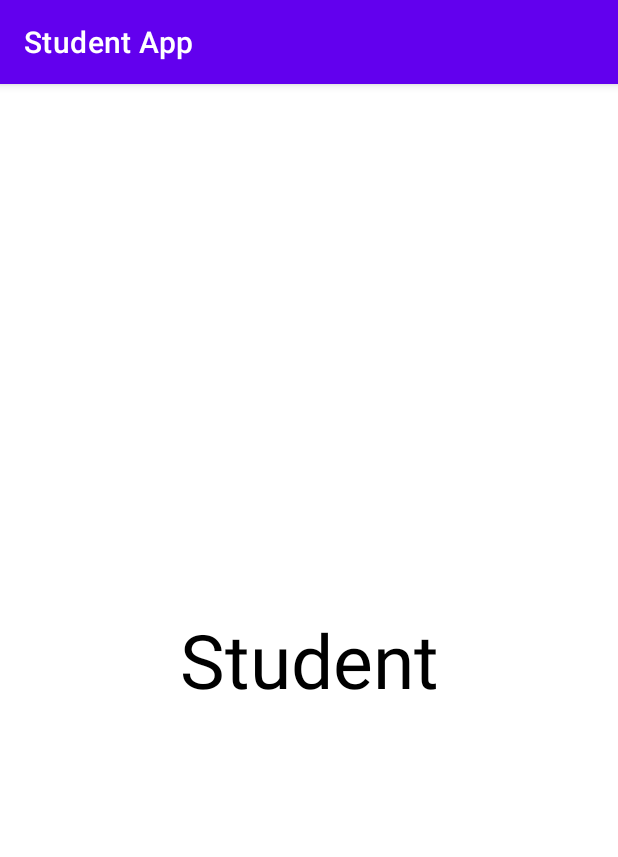
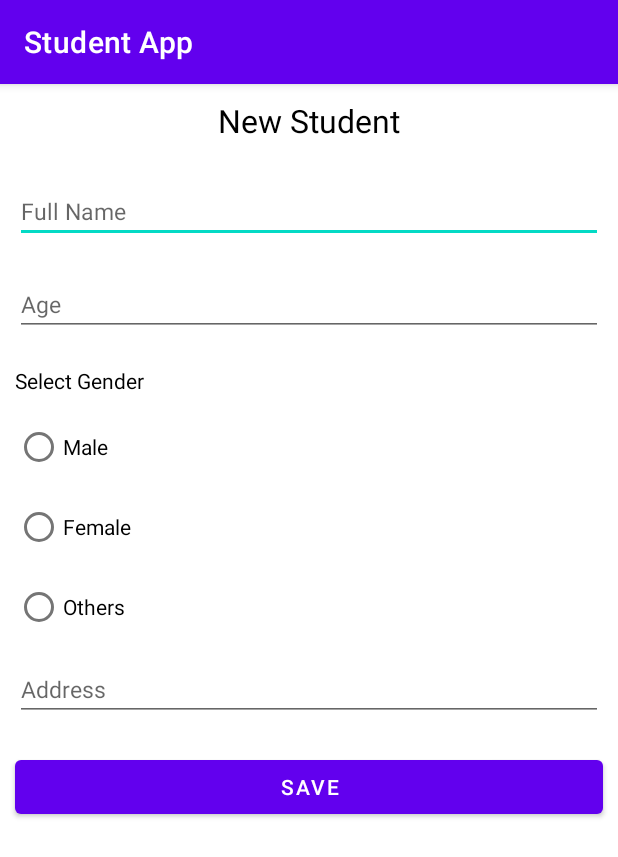
Before and after one commit to Sayyed-Abrar-Akhtar/SoftUser, an Android app: the fragment StudentFragment shown on its own in the app's theme, on a phone screen of 412 x 824 dp. Shown: the top 857 px of the screen. Run offline under Robolectric (Android 15) with nearby library versions, the phone set to English and light mode, and no system bars.

Commit message:
Created function to add new student

```diff
--- a/app/src/main/java/com/sayyed/softuser/fragments/StudentFragment.kt
+++ b/app/src/main/java/com/sayyed/softuser/fragments/StudentFragment.kt
@@ -5,29 +5,27 @@ import androidx.fragment.app.Fragment
 import android.view.LayoutInflater
 import android.view.View
 import android.view.ViewGroup
+import android.widget.Button
+import android.widget.EditText
+import android.widget.RadioButton
+import android.widget.Toast
 import com.sayyed.softuser.R
+import com.sayyed.softuser.model.StudentModel
+import com.sayyed.softuser.model.StudentsList
 
-// TODO: Rename parameter arguments, choose names that match
-// the fragment initialization parameters, e.g. ARG_ITEM_NUMBER
-private const val ARG_PARAM1 = "param1"
-private const val ARG_PARAM2 = "param2"
+class StudentFragment : Fragment() {
 
-/**
- * A simple [Fragment] subclass.
- * Use the [StudentFragment.newInstance] factory method to
- * create an instance of this fragment.
- */
-class StudentFragment : Fragment() {
-    // TODO: Rename and change types of parameters
-    private var param1: String? = null
-    private var param2: String? = null
+    private lateinit var etFullName : EditText
+    private lateinit var etAge : EditText
+    private lateinit var rdoMale : RadioButton
+    private lateinit var rdoFemale : RadioButton
+    private lateinit var rdoOthers : RadioButton
+    private lateinit var etAddress : EditText
+    private lateinit var btnSave : Button
 
     override fun onCreate(savedInstanceState: Bundle?) {
         super.onCreate(savedInstanceState)
-        arguments?.let {
-            param1 = it.getString(ARG_PARAM1)
-            param2 = it.getString(ARG_PARAM2)
-        }
+
     }
 
     override fun onCreateView(
@@ -35,26 +33,50 @@ class StudentFragment : Fragment() {
         savedInstanceState: Bundle?
     ): View? {
         // Inflate the layout for this fragment
-        return inflater.inflate(R.layout.fragment_student, container, false)
+        val view = inflater.inflate(R.layout.fragment_student, container, false)
+
+        etFullName = view.findViewById(R.id.etFullName)
+        etAge = view.findViewById(R.id.etAge)
+        rdoMale = view.findViewById(R.id.rdoMale)
+        rdoFemale = view.findViewById(R.id.rdoFemale)
+        rdoOthers = view.findViewById(R.id.rdoOthers)
+        etAddress = view.findViewById(R.id.etAddress)
+        btnSave = view.findViewById(R.id.btnSave)
+
+        btnSave.setOnClickListener {
+            createStudent()
+        }
+
+        return view
     }
 
-    companion object {
-        /**
-         * Use this factory method to create a new instance of
-         * this fragment using the provided parameters.
-         *
-         * @param param1 Parameter 1.
-         * @param param2 Parameter 2.
-         * @return A new instance of fragment StudentFragment.
-         */
-        // TODO: Rename and change types and number of parameters
-        @JvmStatic
-        fun newInstance(param1: String, param2: String) =
-            StudentFragment().apply {
-                arguments = Bundle().apply {
-                    putString(ARG_PARAM1, param1)
-                    putString(ARG_PARAM2, param2)
-                }
+    private fun createStudent() {
+        val fullname = etFullName.text.toString()
+        val age = etAge.text.toString()
+        var gender = ""
+        val address = etAddress.text.toString()
+
+        when {
+            rdoMale.isChecked -> {
+                gender = "Male"
             }
+            rdoFemale.isChecked -> {
+                gender = "Female"
+            }
+            rdoOthers.isChecked -> {
+                gender = "Others"
+            }
+
+        }
+
+        val student = StudentModel(fullname, address, gender, age)
+
+        val studentToList = StudentsList()
+
+        studentToList.addStudentInList(student)
+
+        studentToList.printStudentList()
     }
+
+
 }
--- a/app/src/main/java/com/sayyed/softuser/model/StudentModel.kt
+++ b/app/src/main/java/com/sayyed/softuser/model/StudentModel.kt
@@ -1,3 +1,3 @@
 package com.sayyed.softuser.model
 
-data class StudentModel (var fullName: String, var address: String, var gender: String, var age: Int)
+data class StudentModel (var fullName: String, var address: String, var gender: String, var age: String)
--- /dev/null
+++ b/app/src/main/java/com/sayyed/softuser/model/StudentsList.kt
@@ -0,0 +1,21 @@
+package com.sayyed.softuser.model
+
+private val studentsList = ArrayList<StudentModel>()
+
+class StudentsList {
+
+    fun addStudentInList(student: StudentModel) {
+        studentsList.add(student)
+    }
+
+    fun printStudentList() {
+        for (i in studentsList.indices) {
+            println("============>list<==============")
+            println(studentsList[i])
+        }
+    }
+
+    fun getStudentList(): ArrayList<StudentModel> {
+        return studentsList
+    }
+}
--- a/app/src/main/res/layout/fragment_about.xml
+++ b/app/src/main/res/layout/fragment_about.xml
@@ -6,12 +6,13 @@
     tools:context=".fragments.AboutFragment">
 
     <!-- TODO: Update blank fragment layout -->
+
     <TextView
         android:layout_width="match_parent"
         android:layout_height="match_parent"
-        android:text="About"
-        android:textSize="50sp"
+        android:layout_margin="25dp"
+        android:text="Lorem ipsum dolor sit amet, consectetuer adipiscing elit. Aenean commodo ligula eget dolor. Aenean massa. Cum sociis natoque penatibus et magnis dis parturient montes, nascetur ridiculus mus. Donec quam felis, ultricies nec, pellentesque eu, pretium quis, sem. Nulla consequat massa quis enim. Donec pede justo, fringilla vel, aliquet nec, vulputate eget, arcu. In enim justo, rhoncus ut, imperdiet a, venenatis vitae, justo. Nullam dictum felis eu pede mollis pretium. Integer tincidunt."
         android:textColor="@color/black"
-        android:gravity="center"/>
+        android:textSize="15sp" />
 
 </FrameLayout>
--- a/app/src/main/res/layout/fragment_student.xml
+++ b/app/src/main/res/layout/fragment_student.xml
@@ -1,17 +1,114 @@
 <?xml version="1.0" encoding="utf-8"?>
-<FrameLayout xmlns:android="http://schemas.android.com/apk/res/android"
+<LinearLayout xmlns:android="http://schemas.android.com/apk/res/android"
     xmlns:tools="http://schemas.android.com/tools"
     android:layout_width="match_parent"
     android:layout_height="match_parent"
-    tools:context=".fragments.StudentFragment">
+    tools:context=".fragments.StudentFragment"
+    android:orientation="vertical"
+    >
 
-    <!-- TODO: Update blank fragment layout -->
+
     <TextView
         android:layout_width="match_parent"
-        android:layout_height="match_parent"
-        android:text="Student"
-        android:textSize="50sp"
-        android:textColor="@color/black"
-        android:gravity="center"/>
+        android:layout_height="wrap_content"
+        android:text="New Student"
+        android:textSize="21sp"
+        android:textAlignment="center"
+        android:gravity="center_horizontal"
+        android:layout_marginTop="10dp"
+        android:layout_marginBottom="15dp"
+        android:textColor="@color/black"/>
 
-</FrameLayout>
+    <EditText
+        android:id="@+id/etFullName"
+        android:layout_width="match_parent"
+        android:layout_height="wrap_content"
+        android:hint="Full Name"
+        android:textSize="15dp"
+        android:layout_margin="10dp"
+        android:textColor="@color/black"/>
+
+    <EditText
+        android:id="@+id/etAge"
+        android:layout_width="match_parent"
+        android:layout_height="wrap_content"
+        android:hint="Age"
+        android:textSize="15dp"
+        android:layout_margin="10dp"
+        android:textColor="@color/black"/>
+
+    <TextView
+        android:layout_width="wrap_content"
+        android:layout_height="wrap_content"
+        android:text="Select Gender"
+        android:layout_marginTop="10dp"
+        android:layout_marginBottom="5dp"
+        android:layout_marginLeft="10dp"
+        android:layout_marginRight="10dp"
+        android:layout_marginStart="10dp"
+        android:layout_marginEnd="10dp"
+        android:textColor="@color/black"/>
+
+    <RadioGroup
+        android:layout_width="fill_parent"
+        android:layout_height="wrap_content">
+
+        <RadioButton
+            android:id="@+id/rdoMale"
+            android:layout_width="fill_parent"
+            android:layout_height="wrap_content"
+            android:layout_marginTop="5dp"
+            android:layout_marginLeft="10dp"
+            android:layout_marginRight="10dp"
+            android:layout_marginStart="10dp"
+            android:layout_marginEnd="10dp"
+            android:text="Male"
+            android:textColor="@color/black"/>
+
+        <RadioButton
+            android:id="@+id/rdoFemale"
+            android:layout_width="fill_parent"
+            android:layout_height="wrap_content"
+            android:layout_marginTop="5dp"
+            android:layout_marginLeft="10dp"
+            android:layout_marginRight="10dp"
+            android:layout_marginStart="10dp"
+            android:layout_marginEnd="10dp"
+            android:text="Female"
+            android:textColor="@color/black"/>
+
+        <RadioButton
+            android:id="@+id/rdoOthers"
+            android:layout_width="fill_parent"
+            android:layout_height="wrap_content"
+            android:layout_marginTop="5dp"
+            android:layout_marginLeft="10dp"
+            android:layout_marginRight="10dp"
+            android:layout_marginStart="10dp"
+            android:layout_marginEnd="10dp"
+            android:text="Others"
+            android:textColor="@color/black"/>
+
+    </RadioGroup>
+
+    <EditText
+        android:id="@+id/etAddress"
+        android:layout_width="match_parent"
+        android:layout_height="wrap_content"
+        android:hint="Address"
+        android:textSize="15dp"
+        android:layout_margin="10dp"
+        android:textColor="@color/black"/>
+
+    <Button
+        android:id="@+id/btnSave"
+        android:layout_width="match_parent"
+        android:layout_height="wrap_content"
+        android:text="Save"
+        android:layout_marginTop="5dp"
+        android:layout_gravity="center_horizontal"
+        android:layout_margin="10dp"/>
+
+
+
+</LinearLayout>
```
